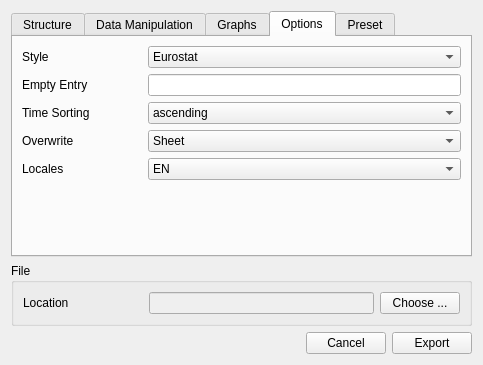
The window that app/gui/excelExport.ui (petres/eurostat) describes before a commit, drawn with Qt 5.
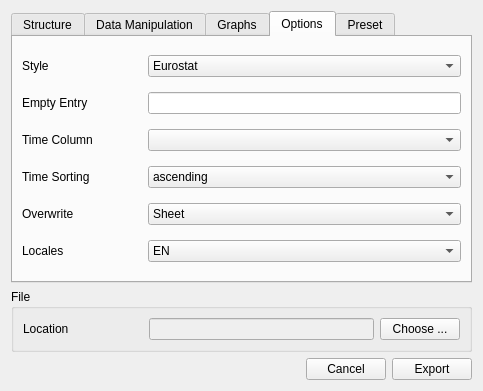
The same window after the commit. The open tabs and pages were chosen to show the change.

Diff of the .ui file:
```diff
--- a/app/gui/excelExport.ui
+++ b/app/gui/excelExport.ui
@@ -7,7 +7,7 @@
     <x>0</x>
     <y>0</y>
     <width>483</width>
-    <height>365</height>
+    <height>391</height>
    </rect>
   </property>
   <property name="minimumSize">
@@ -253,12 +253,7 @@
       <attribute name="title">
        <string>Options</string>
       </attribute>
-      <layout class="QVBoxLayout" name="verticalLayout_4">
-       <item>
-        <layout class="QFormLayout" name="optionsLayout">
-         <property name="fieldGrowthPolicy">
-          <enum>QFormLayout::AllNonFixedFieldsGrow</enum>
-         </property>
+      <layout class="QGridLayout" name="gridLayout">
          <item row="0" column="0">
           <widget class="QLabel" name="styleLabel">
            <property name="text">
@@ -295,6 +290,16 @@
           </widget>
          </item>
          <item row="2" column="0">
+        <widget class="QLabel" name="label_2">
+         <property name="text">
+          <string>Time Column</string>
+         </property>
+        </widget>
+       </item>
+       <item row="2" column="1">
+        <widget class="QComboBox" name="timeCombo"/>
+       </item>
+       <item row="3" column="0">
           <widget class="QLabel" name="timeSortingLabel">
            <property name="minimumSize">
             <size>
@@ -307,7 +312,7 @@
            </property>
           </widget>
          </item>
-         <item row="2" column="1">
+       <item row="3" column="1">
           <widget class="QComboBox" name="timeSortingCombo">
            <item>
             <property name="text">
@@ -321,7 +326,7 @@
            </item>
           </widget>
          </item>
-         <item row="3" column="0">
+       <item row="4" column="0">
           <widget class="QLabel" name="overwriteLabel">
            <property name="minimumSize">
             <size>
@@ -334,7 +339,7 @@
            </property>
           </widget>
          </item>
-         <item row="3" column="1">
+       <item row="4" column="1">
           <widget class="QComboBox" name="overwriteComboBox">
            <item>
             <property name="text">
@@ -353,14 +358,14 @@
            </item>
           </widget>
          </item>
-         <item row="4" column="0">
+       <item row="5" column="0">
           <widget class="QLabel" name="localeLabel">
            <property name="text">
             <string>Locales</string>
            </property>
           </widget>
          </item>
-         <item row="4" column="1">
+       <item row="5" column="1">
           <widget class="QComboBox" name="localeComboBox">
            <item>
             <property name="text">
@@ -373,8 +378,6 @@
             </property>
            </item>
           </widget>
-         </item>
-        </layout>
        </item>
       </layout>
      </widget>
```
Left out of the diff: 26 changed lines with no effect on the pictures. Lines whose indentation alone changed are shown as unchanged.
